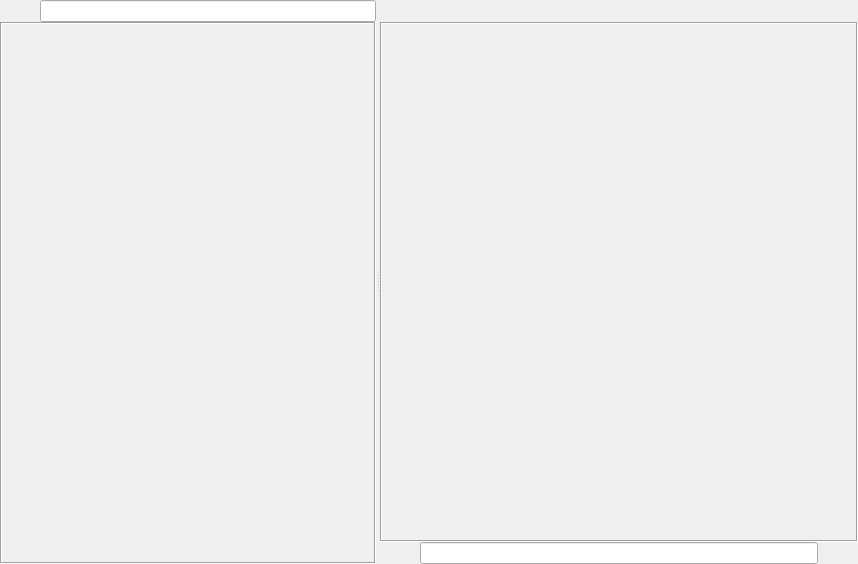
Qt form mainwindow.ui (Augmeneco/AugBK-Messenger) before a commit.
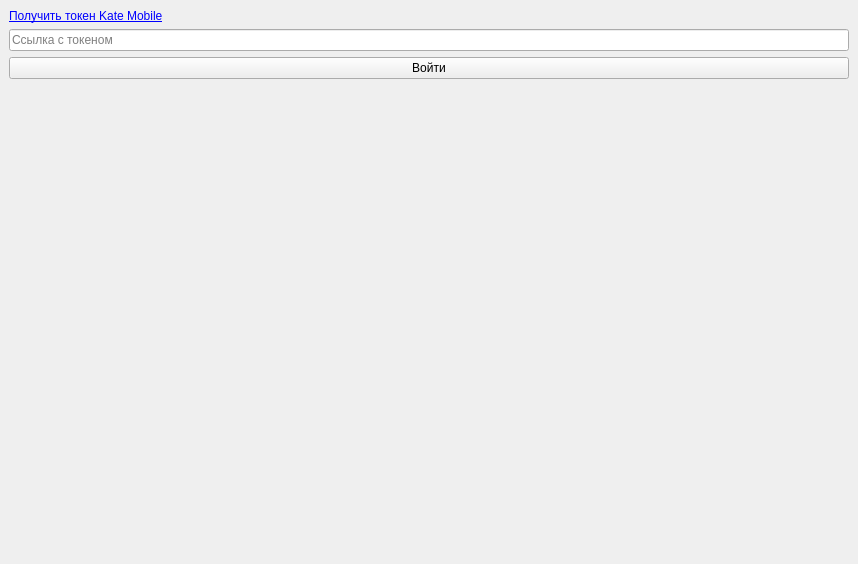
The same form after that commit. The open tabs and pages were chosen to show the change. Icons and pictures are not drawn.

The edit to the form file:
```diff
--- a/mainwindow.ui
+++ b/mainwindow.ui
@@ -104,7 +104,7 @@
                <enum>QFrame::Box</enum>
               </property>
               <property name="verticalScrollBarPolicy">
-               <enum>Qt::ScrollBarAsNeeded</enum>
+               <enum>Qt::ScrollBarAlwaysOff</enum>
               </property>
               <property name="horizontalScrollBarPolicy">
                <enum>Qt::ScrollBarAlwaysOff</enum>
@@ -289,7 +289,7 @@
                <enum>QFrame::Box</enum>
               </property>
               <property name="verticalScrollBarPolicy">
-               <enum>Qt::ScrollBarAsNeeded</enum>
+               <enum>Qt::ScrollBarAlwaysOff</enum>
               </property>
               <property name="horizontalScrollBarPolicy">
                <enum>Qt::ScrollBarAlwaysOff</enum>
@@ -426,7 +426,81 @@
         </item>
        </layout>
       </widget>
-      <widget class="QWidget" name="login"/>
+      <widget class="QWidget" name="browserLogin">
+       <layout class="QVBoxLayout" name="verticalLayout_9" stretch="0,1">
+        <item>
+         <layout class="QHBoxLayout" name="horizontalLayout">
+          <item>
+           <widget class="QPushButton" name="tokenAuthButton">
+            <property name="text">
+             <string>Token Auth</string>
+            </property>
+           </widget>
+          </item>
+          <item>
+           <spacer name="horizontalSpacer_2">
+            <property name="orientation">
+             <enum>Qt::Horizontal</enum>
+            </property>
+            <property name="sizeHint" stdset="0">
+             <size>
+              <width>40</width>
+              <height>20</height>
+             </size>
+            </property>
+           </spacer>
+          </item>
+         </layout>
+        </item>
+        <item>
+         <layout class="QVBoxLayout" name="verticalLayout_10"/>
+        </item>
+       </layout>
+      </widget>
+      <widget class="QWidget" name="legacyLogin">
+       <layout class="QVBoxLayout" name="verticalLayout_12">
+        <item>
+         <widget class="QLabel" name="label">
+          <property name="text">
+           <string>&lt;a href=&quot;https://oauth.vk.com/authorize?client_id=2685278&amp;scope=1073737727&amp;redirect_uri=https://oauth.vk.com/blank.html&amp;display=page&amp;response_type=token&amp;revoke=1&quot;&gt;Получить токен Kate Mobile&lt;/a&gt;</string>
+          </property>
+          <property name="textFormat">
+           <enum>Qt::MarkdownText</enum>
+          </property>
+          <property name="openExternalLinks">
+           <bool>true</bool>
+          </property>
+         </widget>
+        </item>
+        <item>
+         <widget class="QLineEdit" name="tokenEdit">
+          <property name="placeholderText">
+           <string>Ссылка с токеном</string>
+          </property>
+         </widget>
+        </item>
+        <item>
+         <widget class="QPushButton" name="tokenLoginButton">
+          <property name="text">
+           <string>Войти</string>
+          </property>
+         </widget>
+        </item>
+        <item>
+         <spacer name="verticalSpacer_3">
+          <property name="orientation">
+           <enum>Qt::Vertical</enum>
+          </property>
+          <property name="sizeHint" stdset="0">
+           <size>
+            <width>20</width>
+            <height>40</height>
+           </size>
+          </property>
+         </spacer>
+        </item>
+       </layout>
+      </widget>
      </widget>
     </item>
    </layout>
```
Left out of the diff: 3 changed lines with no effect on the pictures.
